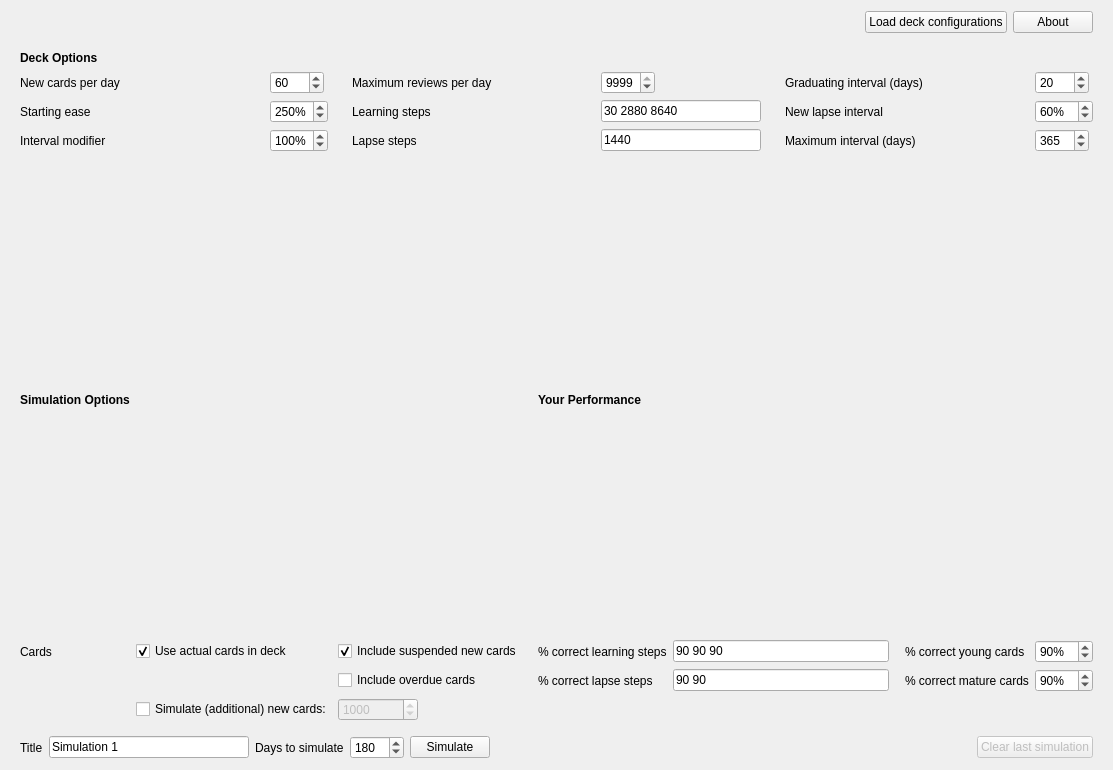
This is designer/anki_simulator_dialog.ui in giovannihenriksen/Anki-Simulator as Qt 5 draws it before an edit. The edited form follows.
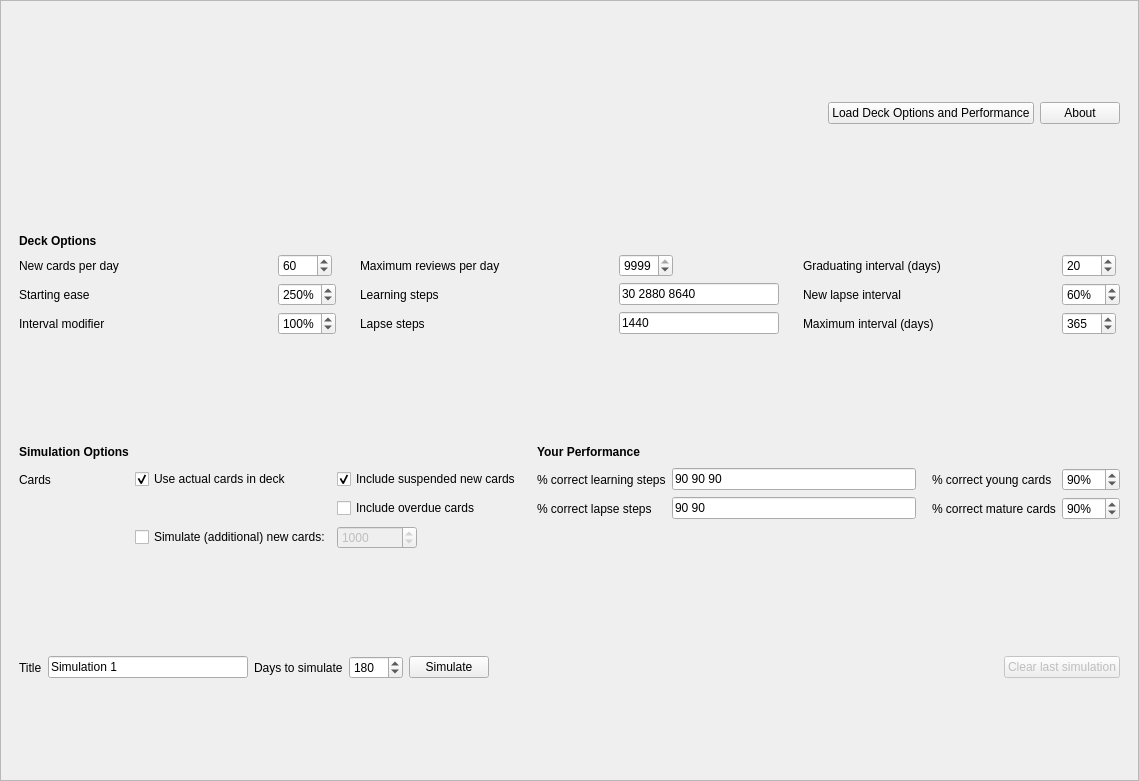
This is the edited form.

What changed in the file:
```diff
--- a/designer/anki_simulator_dialog.ui
+++ b/designer/anki_simulator_dialog.ui
@@ -6,14 +6,56 @@
    <rect>
     <x>0</x>
     <y>0</y>
-    <width>1113</width>
-    <height>770</height>
+    <width>1139</width>
+    <height>781</height>
    </rect>
   </property>
   <property name="windowTitle">
    <string>Anki Simulator</string>
   </property>
-  <layout class="QVBoxLayout" name="verticalLayout" stretch="0,0,0,0,100">
+  <layout class="QVBoxLayout" name="verticalLayout" stretch="0">
+   <property name="leftMargin">
+    <number>0</number>
+   </property>
+   <property name="topMargin">
+    <number>0</number>
+   </property>
+   <property name="rightMargin">
+    <number>0</number>
+   </property>
+   <property name="bottomMargin">
+    <number>0</number>
+   </property>
+   <item>
+    <widget class="QScrollArea" name="scrollArea">
+     <property name="enabled">
+      <bool>true</bool>
+     </property>
+     <property name="sizePolicy">
+      <sizepolicy hsizetype="Expanding" vsizetype="Expanding">
+       <horstretch>0</horstretch>
+       <verstretch>0</verstretch>
+      </sizepolicy>
+     </property>
+     <property name="minimumSize">
+      <size>
+       <width>1078</width>
+       <height>0</height>
+      </size>
+     </property>
+     <property name="widgetResizable">
+      <bool>true</bool>
+     </property>
+     <widget class="QWidget" name="scrollAreaWidgetContents">
+      <property name="geometry">
+       <rect>
+        <x>0</x>
+        <y>0</y>
+        <width>1137</width>
+        <height>779</height>
+       </rect>
+      </property>
+      <layout class="QVBoxLayout" name="verticalLayout_2">
    <item>
     <widget class="QWidget" name="toolbar" native="true">
      <property name="sizePolicy">
@@ -48,7 +90,7 @@
          </sizepolicy>
         </property>
         <property name="text">
-         <string>Load deck configurations</string>
+             <string>Load Deck Options and Performance</string>
         </property>
        </widget>
       </item>
@@ -398,6 +440,12 @@
    </item>
    <item>
     <widget class="QWidget" name="widget" native="true">
+         <property name="sizePolicy">
+          <sizepolicy hsizetype="Preferred" vsizetype="Maximum">
+           <horstretch>0</horstretch>
+           <verstretch>0</verstretch>
+          </sizepolicy>
+         </property>
      <layout class="QGridLayout" name="gridLayout_4">
       <item row="2" column="6">
        <widget class="QLineEdit" name="percentCorrectLearningTextfield">
@@ -764,6 +812,10 @@
    </item>
   </layout>
  </widget>
+    </widget>
+   </item>
+  </layout>
+ </widget>
  <tabstops>
   <tabstop>loadDeckConfigurationsButton</tabstop>
   <tabstop>newCardsPerDaySpinbox</tabstop>
```
Left out of the diff: 12 changed lines with no effect on the pictures. Lines whose indentation alone changed are shown as unchanged.
